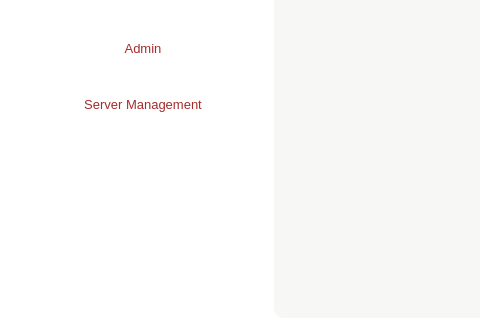
Old version of the form dyner.ui in the repository Anmol-A-jain/Dyner; both pictures show x 0 to 480 and y 248 to 584 of the 885 by 584 pixel window.
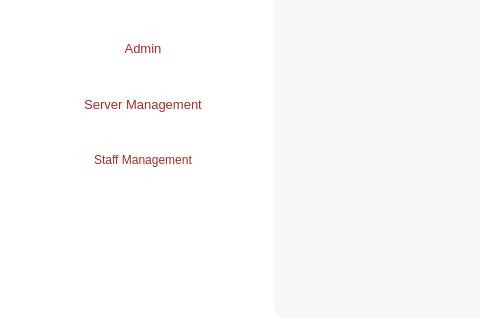
New version of the form. Icons and pictures are not drawn.

Commit message: STAFF MANAGEMENT PANNEL HAS ADDED

```diff
--- a/dyner.ui
+++ b/dyner.ui
@@ -313,6 +313,25 @@
               </property>
              </widget>
             </item>
+            <item>
+             <widget class="QPushButton" name="parentButtonStaff">
+              <property name="minimumSize">
+               <size>
+                <width>0</width>
+                <height>50</height>
+               </size>
+              </property>
+              <property name="styleSheet">
+               <string notr="true">border-radius: 10px;
+color : brown;
+border-image: url(:/img/img/ButtonBackground.jpg);
+</string>
+              </property>
+              <property name="text">
+               <string>Staff Management</string>
+              </property>
+             </widget>
+            </item>
             <item>
              <spacer name="verticalSpacer">
               <property name="orientation">
```
The commit also changes 23 other files.
